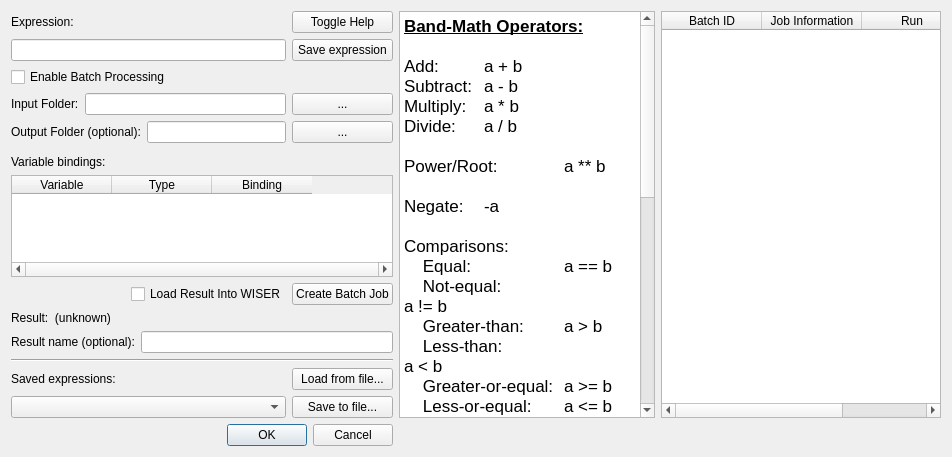
This is src/wiser/gui/ui_files/band_math.ui in Ehlmann-research-group/WISER as Qt 5 draws it before an edit. The edited form follows.
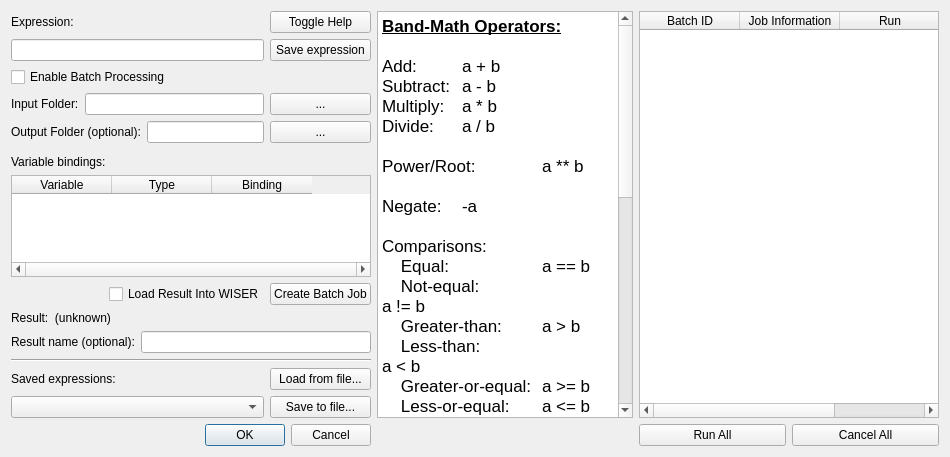
This is the edited form.

Commit message: About to make multiprocessing_manager class

Patch:
```diff
--- a/src/wiser/gui/ui_files/band_math.ui
+++ b/src/wiser/gui/ui_files/band_math.ui
@@ -6,14 +6,14 @@
    <rect>
     <x>0</x>
     <y>0</y>
-    <width>952</width>
+    <width>950</width>
     <height>457</height>
    </rect>
   </property>
   <property name="windowTitle">
    <string>Band Math</string>
   </property>
-  <layout class="QGridLayout" name="gridLayout" rowstretch="0,0,0,0,0,0,0,0,0,0,0,0,0,0,0,0,0,0,0,0,0,0,0,0" columnstretch="1,0,0,0">
+  <layout class="QGridLayout" name="gridLayout" rowstretch="0,0,0,0,0,0,0,0,0,0,0,0,0,0,0,0,0,0,0,0,0,0,0,0" columnstretch="5,0,0,3">
    <item row="1" column="1">
     <widget class="QPushButton" name="btn_toggle_help">
      <property name="text">
@@ -256,34 +256,6 @@
      </property>
     </widget>
    </item>
-   <item row="9" column="0" colspan="2">
-    <widget class="QTableWidget" name="tbl_variables">
-     <property name="horizontalScrollBarPolicy">
-      <enum>Qt::ScrollBarAlwaysOn</enum>
-     </property>
-     <attribute name="horizontalHeaderStretchLastSection">
-      <bool>false</bool>
-     </attribute>
-     <attribute name="verticalHeaderMinimumSectionSize">
-      <number>23</number>
-     </attribute>
-     <column>
-      <property name="text">
-       <string>Variable</string>
-      </property>
-     </column>
-     <column>
-      <property name="text">
-       <string>Type</string>
-      </property>
-     </column>
-     <column>
-      <property name="text">
-       <string>Binding</string>
-      </property>
-     </column>
-    </widget>
-   </item>
    <item row="23" column="0" colspan="2">
     <widget class="QDialogButtonBox" name="buttonBox">
      <property name="orientation">
@@ -305,7 +277,7 @@
     <widget class="QTableWidget" name="tbl_wdgt_batch_jobs">
      <property name="minimumSize">
       <size>
-       <width>280</width>
+       <width>300</width>
        <height>0</height>
       </size>
      </property>
@@ -321,6 +293,9 @@
      <attribute name="horizontalHeaderHighlightSections">
       <bool>true</bool>
      </attribute>
+     <attribute name="verticalHeaderVisible">
+      <bool>false</bool>
+     </attribute>
      <column>
       <property name="text">
        <string>Batch ID</string>
@@ -338,6 +313,52 @@
      </column>
     </widget>
    </item>
+   <item row="9" column="0" colspan="2">
+    <widget class="QTableWidget" name="tbl_variables">
+     <property name="horizontalScrollBarPolicy">
+      <enum>Qt::ScrollBarAlwaysOn</enum>
+     </property>
+     <attribute name="horizontalHeaderStretchLastSection">
+      <bool>false</bool>
+     </attribute>
+     <attribute name="verticalHeaderMinimumSectionSize">
+      <number>23</number>
+     </attribute>
+     <column>
+      <property name="text">
+       <string>Variable</string>
+      </property>
+     </column>
+     <column>
+      <property name="text">
+       <string>Type</string>
+      </property>
+     </column>
+     <column>
+      <property name="text">
+       <string>Binding</string>
+      </property>
+     </column>
+    </widget>
+   </item>
+   <item row="23" column="3">
+    <layout class="QHBoxLayout" name="hlayout_run_cancel_all">
+     <item>
+      <widget class="QPushButton" name="btn_run_all">
+       <property name="text">
+        <string>Run All</string>
+       </property>
+      </widget>
+     </item>
+     <item>
+      <widget class="QPushButton" name="btn_cancel_all">
+       <property name="text">
+        <string>Cancel All</string>
+       </property>
+      </widget>
+     </item>
+    </layout>
+   </item>
   </layout>
  </widget>
  <tabstops>
```
The commit also changes 5 other files.
